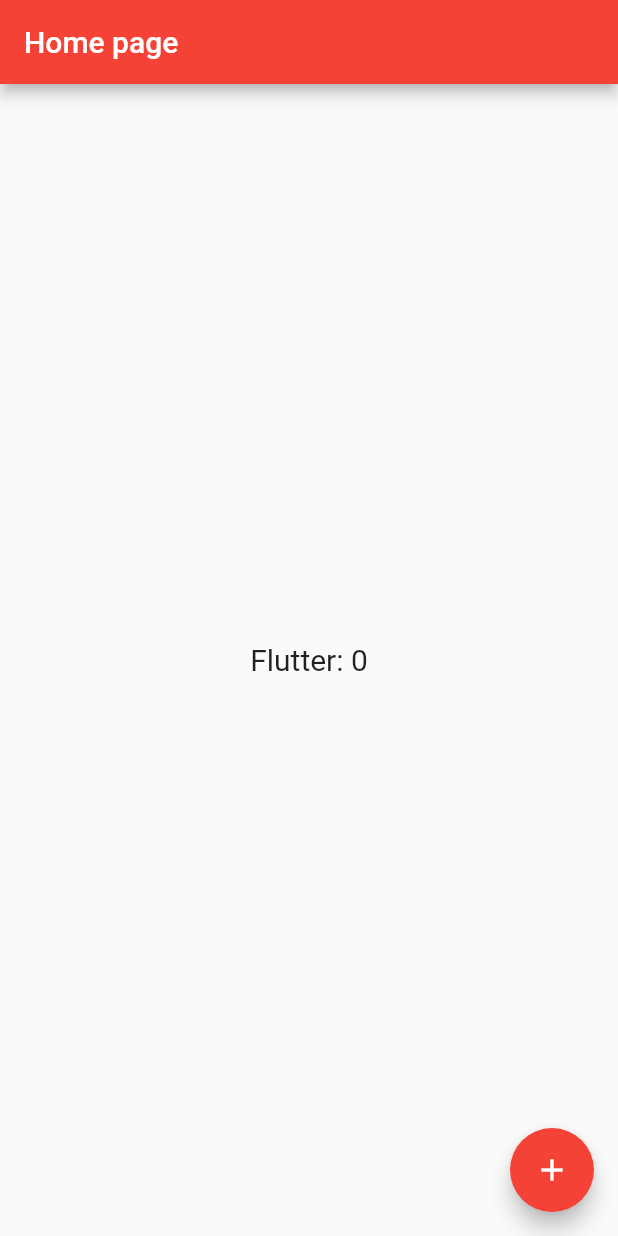
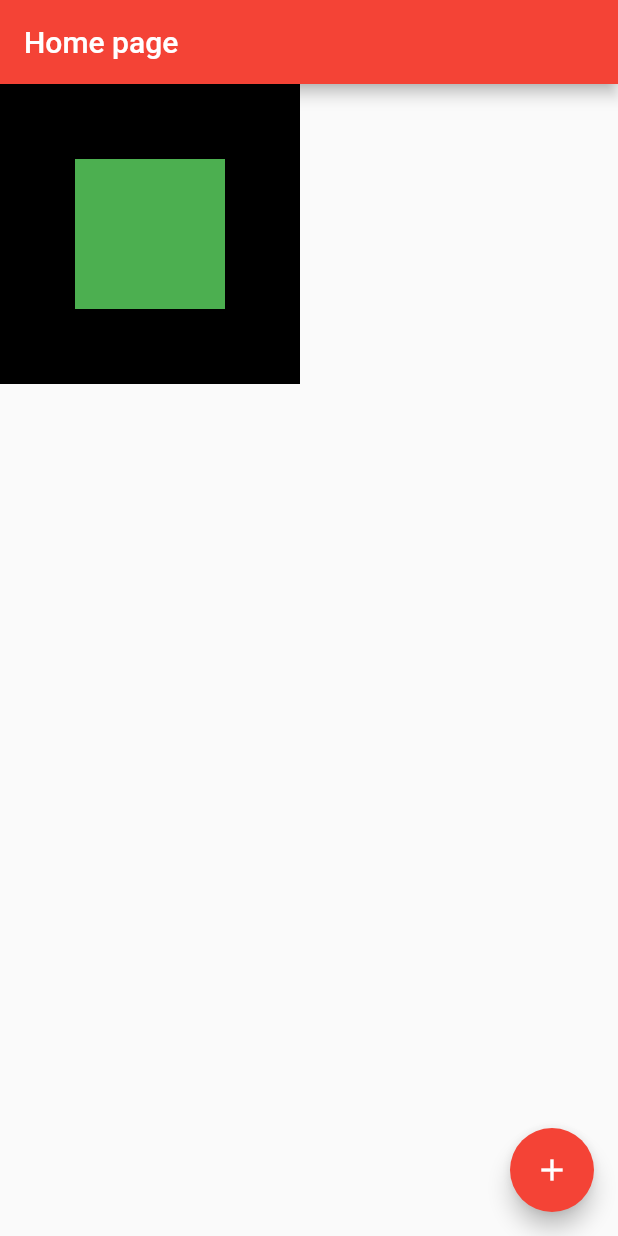
Before and after one commit to cesarfelipe5/firstFlutter, a Flutter app: the screen it shows after launch, on a phone screen of 412 x 824 dp. Run offline on Flutter 3.47's test engine with Material 2 defaults, Android fonts, the phone set to English and light mode, and no system bars.

Commit message:
Single render com center

```diff
--- a/lib/home_page.dart
+++ b/lib/home_page.dart
@@ -16,18 +16,18 @@ class HomePageState extends State<HomePage> {
       appBar: AppBar(
         title: Text('Home page'),
       ),
-      body: Center(
-          child: GestureDetector(
-        child: Text(
-          'Flutter: $counter',
-          style: TextStyle(fontSize: 20),
+      body: Container(
+        height: 200,
+        width: 200,
+        color: Colors.black,
+        child: Center(
+          child: Container(
+            height: 100,
+            width: 100,
+            color: Colors.green,
+          ),
         ),
-        onTap: () {
-          setState(() {
-            counter++;
-          });
-        },
-      )),
+      ),
       floatingActionButton: FloatingActionButton(
         child: Icon(Icons.add),
         onPressed: () {
```
